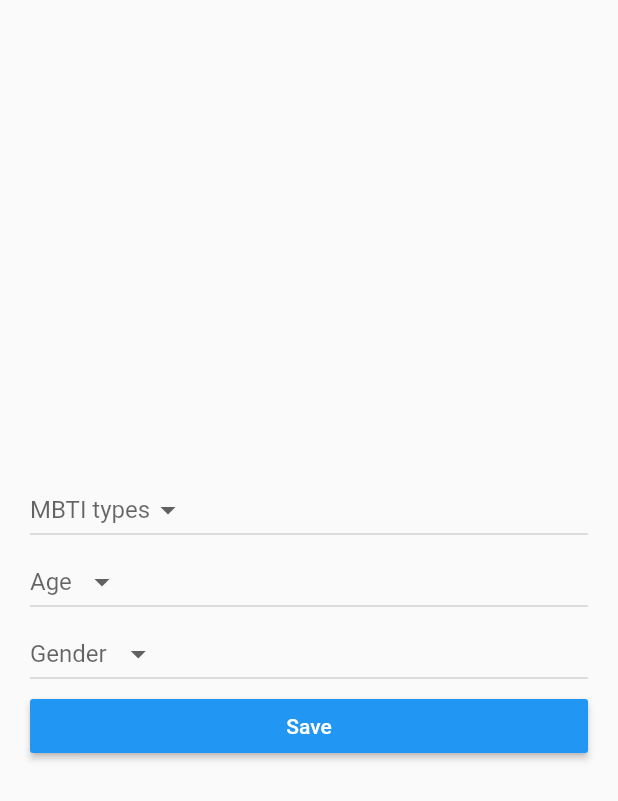
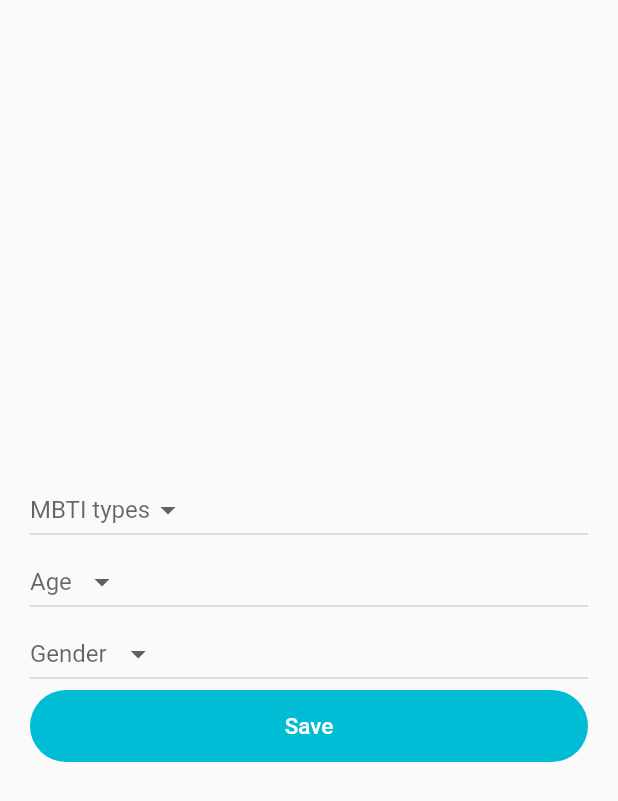
Before and after one commit to powerwlsl/mbti, a Flutter app: the screen it shows after launch, on a phone screen of 412 x 824 dp. Shown: the top 801 px of the screen. Run offline on Flutter 3.47's test engine with Material 2 defaults, Android fonts, the phone set to English and light mode, and no system bars; our stand-ins replace fancy_bottom_navigation, shared_preferences.

Commit message:
Add custom primary flat button

```diff
--- a/lib/screens/user_info_screen.dart
+++ b/lib/screens/user_info_screen.dart
@@ -3,6 +3,7 @@ import 'package:flutter/cupertino.dart';
 import 'package:mbti/models/mbtis.dart';
 import 'package:shared_preferences/shared_preferences.dart';
 import 'package:mbti/widgets/custom_dropdown_button.dart';
+import 'package:mbti/widgets/custom_primary_flat_button.dart';
 
 class UserInfoScreen extends StatefulWidget {
   final SharedPreferences prefs;
@@ -30,6 +31,19 @@ class _UserInfoScreenState extends State<UserInfoScreen> {
               value: value,
             ))
         .toList();
+  }
+
+  void onPressed() async {
+    final prefs = await SharedPreferences.getInstance();
+    prefs.setString('mbtiType', mbtiType);
+    prefs.setString('age', age);
+    prefs.setString('gender', gender);
+    Scaffold.of(context).showSnackBar(
+      SnackBar(
+        content: Text("Saved!"),
+        duration: Duration(seconds: 2),
+      ),
+    );
   }
 
   @override
@@ -86,7 +100,8 @@ class _UserInfoScreenState extends State<UserInfoScreen> {
                           });
                         },
                       ),
-                      SaveButton(mbtiType: mbtiType, age: age, gender: gender)
+
+                      CustomPrimaryFlatButton(onPressed, "Save")
                     ],
                   )),
             ),
@@ -96,34 +111,3 @@ class _UserInfoScreenState extends State<UserInfoScreen> {
     );
   }
 }
-
-class SaveButton extends StatelessWidget {
-  SaveButton({this.gender, this.age, this.mbtiType});
-
-  final String mbtiType;
-  final String age;
-  final String gender;
-
-  @override
-  Widget build(BuildContext context) {
-    return RaisedButton(
-      onPressed: () async {
-        final prefs = await SharedPreferences.getInstance();
-        prefs.setString('mbtiType', mbtiType);
-        prefs.setString('age', age);
-        prefs.setString('gender', gender);
-        Scaffold.of(context).showSnackBar(
-          SnackBar(
-            content: Text("Saved!"),
-            duration: Duration(seconds: 2),
-          ),
-        );
-      },
-      color: Colors.blue,
-      colorBrightness: Brightness.dark,
-      disabledColor: Colors.blueGrey,
-      highlightColor: Colors.blueAccent,
-      child: Text("Save"),
-    );
-  }
-}
--- /dev/null
+++ b/lib/widgets/custom_primary_flat_button.dart
@@ -0,0 +1,25 @@
+import 'package:flutter/material.dart';
+
+class CustomPrimaryFlatButton extends StatelessWidget {
+  final Function onPressed;
+  final String title;
+  CustomPrimaryFlatButton(this.onPressed, this.title);
+
+  @override
+  Widget build(BuildContext context) {
+    return FlatButton(
+      onPressed: onPressed,
+      padding: EdgeInsets.symmetric(vertical: 15),
+      child: Text(
+        title,
+        style: TextStyle(
+          fontSize: 15,
+        ),
+      ),
+      color: Theme.of(context).accentColor,
+      shape: RoundedRectangleBorder(
+        borderRadius: new BorderRadius.circular(50),
+      ),
+    );
+  }
+}
```
Also changed, not shown: lib/screens/mbti_matching_screen.dart (+1 -22 lines), lib/widgets/custom_primary_button.dart (deleted, +0 -24 lines).
